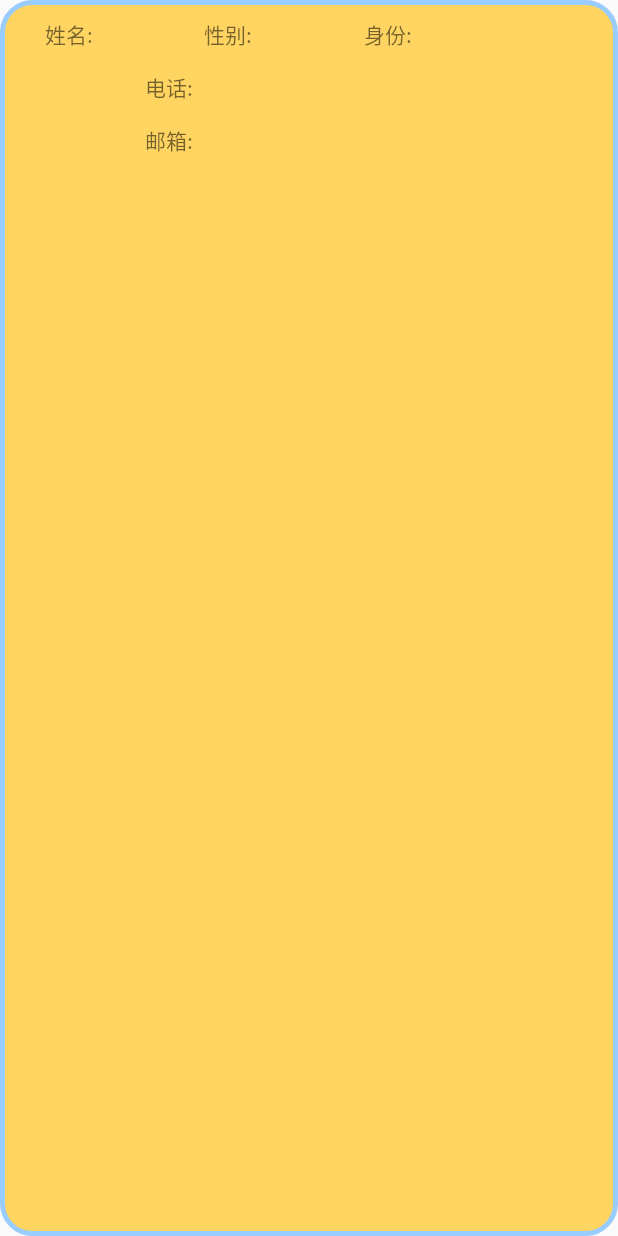
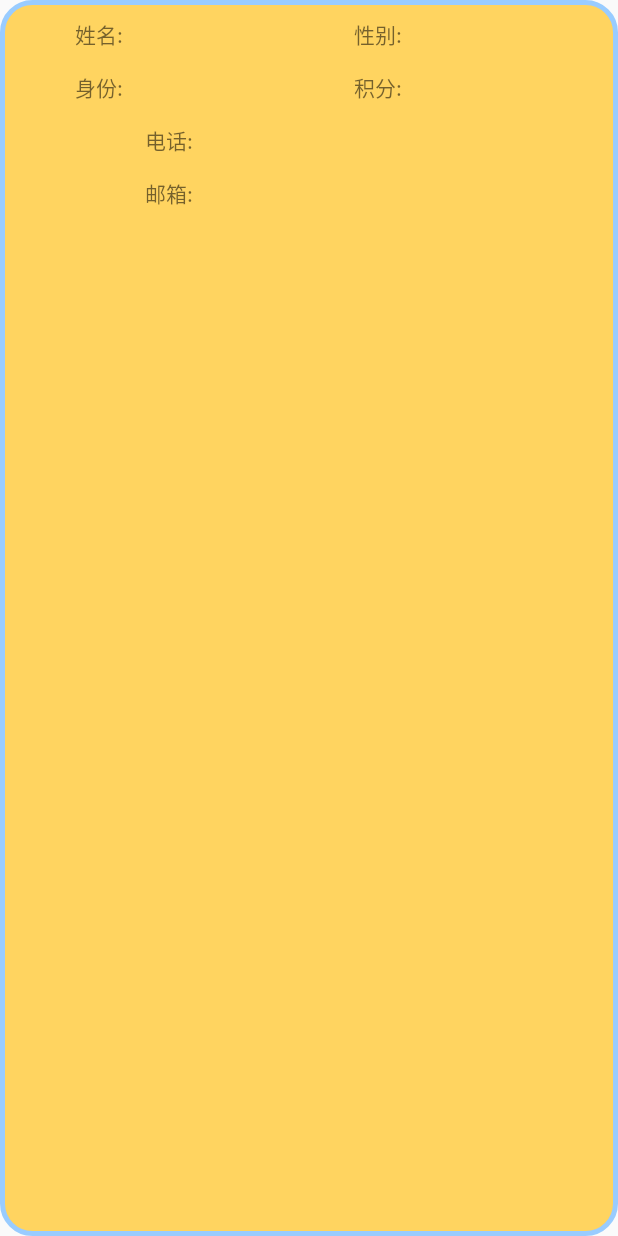
Before and after one commit to 17530588817/myLibrary, an Android app: the layout item_select_user_lv.xml on its own in the app's theme, with its tools: preview values and no code run, on a phone screen of 412 x 824 dp. Run offline under Robolectric (Android 15) with nearby library versions, the phone set to English and light mode, and no system bars.

Commit message:
第12次: 1.功能代码优化

```diff
--- a/app/src/main/java/com/heng/myLibrary/fragment/adminFrag/SelectFragment.java
+++ b/app/src/main/java/com/heng/myLibrary/fragment/adminFrag/SelectFragment.java
@@ -13,8 +13,8 @@ import androidx.annotation.Nullable;
 import androidx.fragment.app.Fragment;
 
 import com.heng.myLibrary.R;
-import com.heng.myLibrary.fragment.adminFrag.selectAdapter.SelectBookAdapter;
-import com.heng.myLibrary.fragment.adminFrag.selectAdapter.SelectUserAdapter;
+import com.heng.myLibrary.fragment.adminFrag.adminSelectAdapter.SelectBookAdapter;
+import com.heng.myLibrary.fragment.adminFrag.adminSelectAdapter.SelectUserAdapter;
 import com.heng.myLibrary.database.DB.DBDefinitionManipulation;
 import com.heng.myLibrary.database.bean.SelectBookItem;
 import com.heng.myLibrary.database.bean.SelectUserItem;
@@ -150,6 +150,7 @@ public class SelectFragment extends Fragment implements View.OnClickListener {
             userItem.setUserPhone(user.getPhone());
             userItem.setUserEmail(user.getEmail());
             userItem.setUserLevel(user.getUserLevel());
+            userItem.setUserCode(user.getUserCode());
             mUserDatas.add(userItem);
         }
         // 设置适配器
--- a/app/src/main/java/com/heng/myLibrary/fragment/adminFrag/selectAdapter/SelectBookAdapter.java
+++ b/app/src/main/java/com/heng/myLibrary/fragment/adminFrag/adminSelectAdapter/SelectBookAdapter.java
@@ -1,4 +1,4 @@
-package com.heng.myLibrary.fragment.adminFrag.selectAdapter;
+package com.heng.myLibrary.fragment.adminFrag.adminSelectAdapter;
 
 import android.content.Context;
 import android.view.LayoutInflater;
--- a/app/src/main/java/com/heng/myLibrary/fragment/adminFrag/selectAdapter/SelectUserAdapter.java
+++ b/app/src/main/java/com/heng/myLibrary/fragment/adminFrag/adminSelectAdapter/SelectUserAdapter.java
@@ -1,4 +1,4 @@
-package com.heng.myLibrary.fragment.adminFrag.selectAdapter;
+package com.heng.myLibrary.fragment.adminFrag.adminSelectAdapter;
 
 import android.content.Context;
 import android.view.LayoutInflater;
@@ -61,6 +61,7 @@ public class SelectUserAdapter extends BaseAdapter {
         holder.userSexTv.setText(userItem.getUserSex());
         holder.userPhoneTv.setText(userItem.getUserPhone());
         holder.userEmailTv.setText(userItem.getUserEmail());
+        holder.userCode.setText(userItem.getUserCode().toString());
         if (userItem.getUserLevel() == 1) {
             holder.userLevel.setText("管理员");
         } else {
@@ -71,7 +72,7 @@ public class SelectUserAdapter extends BaseAdapter {
     }
 
     static class ViewHolder {
-        TextView userNameTv, userSexTv, userPhoneTv, userEmailTv, userLevel;
+        TextView userNameTv, userSexTv, userPhoneTv, userEmailTv, userLevel,userCode;
 
         public ViewHolder(View view) {
             userNameTv = view.findViewById(R.id.select_user_name);
@@ -79,6 +80,7 @@ public class SelectUserAdapter extends BaseAdapter {
             userPhoneTv = view.findViewById(R.id.select_user_phone);
             userEmailTv = view.findViewById(R.id.select_user_email);
             userLevel = view.findViewById(R.id.select_user_level);
+            userCode = view.findViewById(R.id.select_user_code);
         }
     }
 
--- a/app/src/main/java/com/heng/myLibrary/fragment/defaultFrag/GVAdapter.java
+++ b/app/src/main/java/com/heng/myLibrary/fragment/defaultFrag/DefaultGVAdapter.java
@@ -19,7 +19,7 @@ import java.util.List;
  * @date : 2021/11/21 16:23
  */
 
-public class GVAdapter extends BaseAdapter {
+public class DefaultGVAdapter extends BaseAdapter {
     Context context;
     List<DefaultGVItem> mDatas;
 
@@ -28,7 +28,7 @@ public class GVAdapter extends BaseAdapter {
     List<ImageView> ivList;
 
 
-    public GVAdapter(Context context, List<DefaultGVItem> mDatas) {
+    public DefaultGVAdapter(Context context, List<DefaultGVItem> mDatas) {
         this.context = context;
         this.mDatas = mDatas;
     }
--- a/app/src/main/java/com/heng/myLibrary/fragment/defaultFrag/VPAdapter.java
+++ b/app/src/main/java/com/heng/myLibrary/fragment/defaultFrag/DefaultVPAdapter.java
@@ -16,13 +16,13 @@ import java.util.List;
  * <p>
  * 首页面的viewpager图片的适配器
  */
-public class VPAdapter extends PagerAdapter {
+public class DefaultVPAdapter extends PagerAdapter {
 
     Context context;
     List<ImageView> imgList;
 
 
-    public VPAdapter(Context context, List<ImageView> imgList) {
+    public DefaultVPAdapter(Context context, List<ImageView> imgList) {
         this.context = context;
         this.imgList = imgList;
     }
--- a/app/src/main/java/com/heng/myLibrary/fragment/operationFrag/OperationFragment.java
+++ b/app/src/main/java/com/heng/myLibrary/fragment/operationFrag/OperationFragment.java
@@ -15,7 +15,7 @@ import androidx.fragment.app.Fragment;
 import androidx.viewpager.widget.ViewPager;
 
 import com.heng.myLibrary.R;
-import com.heng.myLibrary.fragment.adminFrag.selectAdapter.SelectBookAdapter;
+import com.heng.myLibrary.fragment.adminFrag.adminSelectAdapter.SelectBookAdapter;
 import com.heng.myLibrary.database.DB.DBDefinitionManipulation;
 import com.heng.myLibrary.database.bean.SelectBookItem;
 import com.heng.myLibrary.database.entity.Book;
--- a/app/src/main/res/layout/activity_main.xml
+++ b/app/src/main/res/layout/activity_main.xml
@@ -23,8 +23,7 @@
         android:layout_width="60dp"
         android:layout_height="60dp"
         android:layout_alignRight="@+id/main_title"
-        android:layout_marginRight="10dp"
-        />
+        android:layout_marginRight="10dp" />
 
     <RadioGroup
         android:id="@+id/main_rg"
--- a/app/src/main/res/layout/item_select_user_lv.xml
+++ b/app/src/main/res/layout/item_select_user_lv.xml
@@ -44,6 +44,17 @@
             android:layout_weight="1"
             android:gravity="center" />
 
+
+    </LinearLayout>
+
+    <LinearLayout
+        android:layout_width="match_parent"
+        android:layout_height="25dp"
+        android:layout_marginTop="10dp"
+        android:layout_marginLeft="20dp"
+        android:layout_marginRight="20dp"
+        android:orientation="horizontal">
+
         <TextView
             android:layout_width="0dp"
             android:layout_height="match_parent"
@@ -57,10 +68,26 @@
             android:layout_width="0dp"
             android:layout_height="match_parent"
             android:layout_gravity="center"
-            android:layout_weight="2"
-            android:textSize="14sp"
-            android:gravity="center" />
+            android:layout_weight="1"
+            android:gravity="center"
+            android:textSize="14sp" />
 
+        <TextView
+            android:layout_width="0dp"
+            android:layout_height="match_parent"
+            android:layout_gravity="center"
+            android:layout_weight="1"
+            android:gravity="center"
+            android:text="积分:" />
+
+        <TextView
+            android:id="@+id/select_user_code"
+            android:layout_width="0dp"
+            android:layout_height="match_parent"
+            android:layout_gravity="center"
+            android:layout_weight="1"
+            android:gravity="center"
+            android:textSize="14sp" />
     </LinearLayout>
 
     <LinearLayout
--- a/app/src/main/res/values/colors.xml
+++ b/app/src/main/res/values/colors.xml
@@ -17,5 +17,6 @@
     <color name="pink">#d4237a</color>
     <color name="main_blue">#99CCFF</color>
     <color name="frag_yellow">#ffd460</color>
+    <color name="white_low">#99ffffff</color>
 
 </resources>
```
Also changed, not shown: app/src/main/AndroidManifest.xml (+7 -4 lines), app/src/main/java/com/heng/myLibrary/activity/LoginActivity.java (+8 -0 lines), app/src/main/java/com/heng/myLibrary/database/DB/DBDefinitionManipulation.java (+21 -8 lines), app/src/main/java/com/heng/myLibrary/database/bean/SelectUserItem.java (+10 -0 lines), app/src/main/java/com/heng/myLibrary/fragment/defaultFrag/DefaultFragment.java (+5 -5 lines), app/src/main/res/layout/activity_login.xml (+8 -0 lines).
